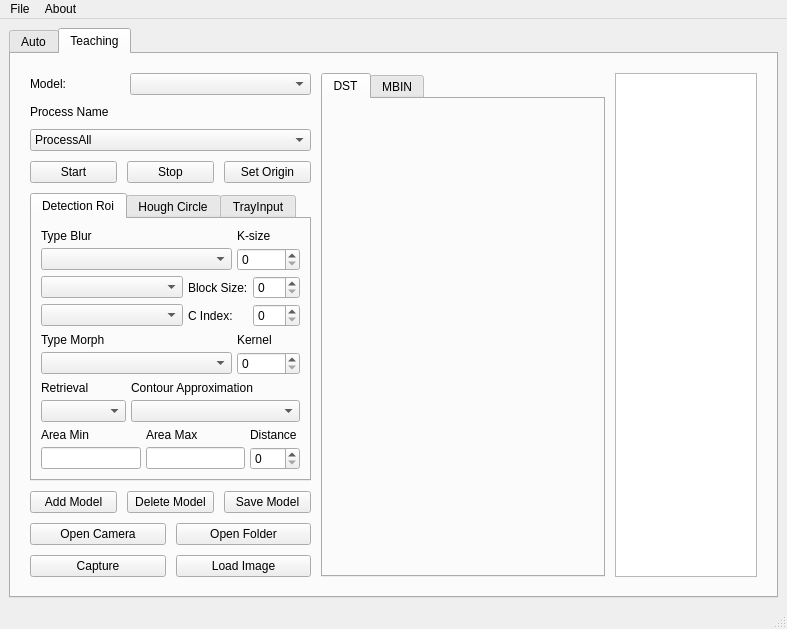
This is src/gui/MainWindowUI.ui in vananh2606/VisionProcessingImage as Qt 5 draws it before an edit. The edited form follows.
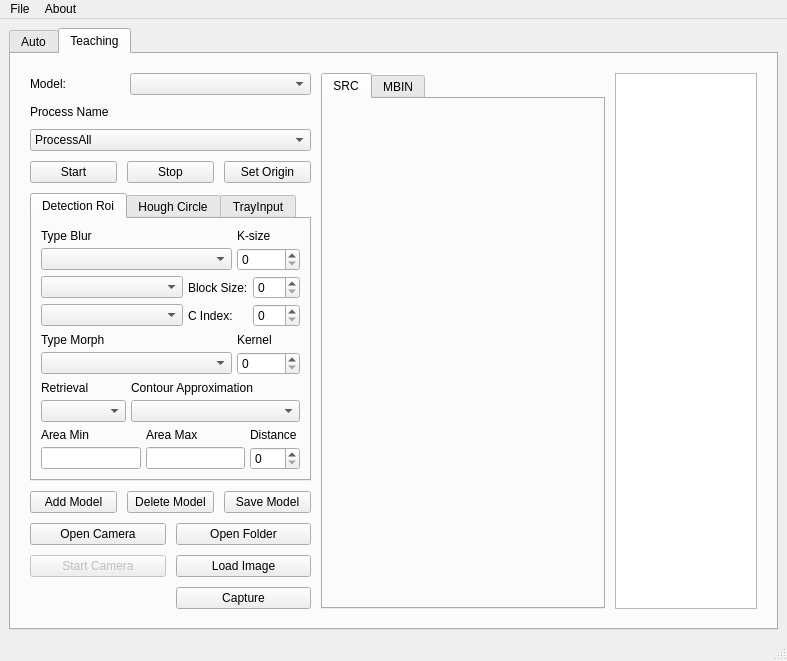
This is the edited form.

The edit to the form file:
```diff
--- a/src/gui/MainWindowUI.ui
+++ b/src/gui/MainWindowUI.ui
@@ -598,10 +598,10 @@
             </item>
             <item>
              <layout class="QGridLayout" name="gridLayout_2">
-              <item row="1" column="0">
-               <widget class="QPushButton" name="button_camera">
+              <item row="2" column="1">
+               <widget class="QPushButton" name="button_load_image">
                 <property name="text">
-                 <string>Open Camera</string>
+                 <string>Load Image</string>
                 </property>
                </widget>
               </item>
@@ -612,17 +612,27 @@
                 </property>
                </widget>
               </item>
-              <item row="2" column="0">
+              <item row="3" column="1">
                <widget class="QPushButton" name="button_capture">
                 <property name="text">
                  <string>Capture</string>
                 </property>
                </widget>
               </item>
-              <item row="2" column="1">
-               <widget class="QPushButton" name="button_load_image">
+              <item row="2" column="0">
+               <widget class="QPushButton" name="button_camera">
+                <property name="enabled">
+                 <bool>false</bool>
+                </property>
                 <property name="text">
-                 <string>Load Image</string>
+                 <string>Start Camera</string>
+                </property>
+               </widget>
+              </item>
+              <item row="1" column="0">
+               <widget class="QPushButton" name="button_open_camera">
+                <property name="text">
+                 <string>Open Camera</string>
                 </property>
                </widget>
               </item>
@@ -642,7 +652,7 @@
               </property>
               <widget class="QWidget" name="TabDST">
                <attribute name="title">
-                <string>DST</string>
+                <string>SRC</string>
                </attribute>
                <layout class="QVBoxLayout" name="verticalLayout_6">
                 <item>
```
Left out of the diff: 18 changed lines with no effect on the pictures.
